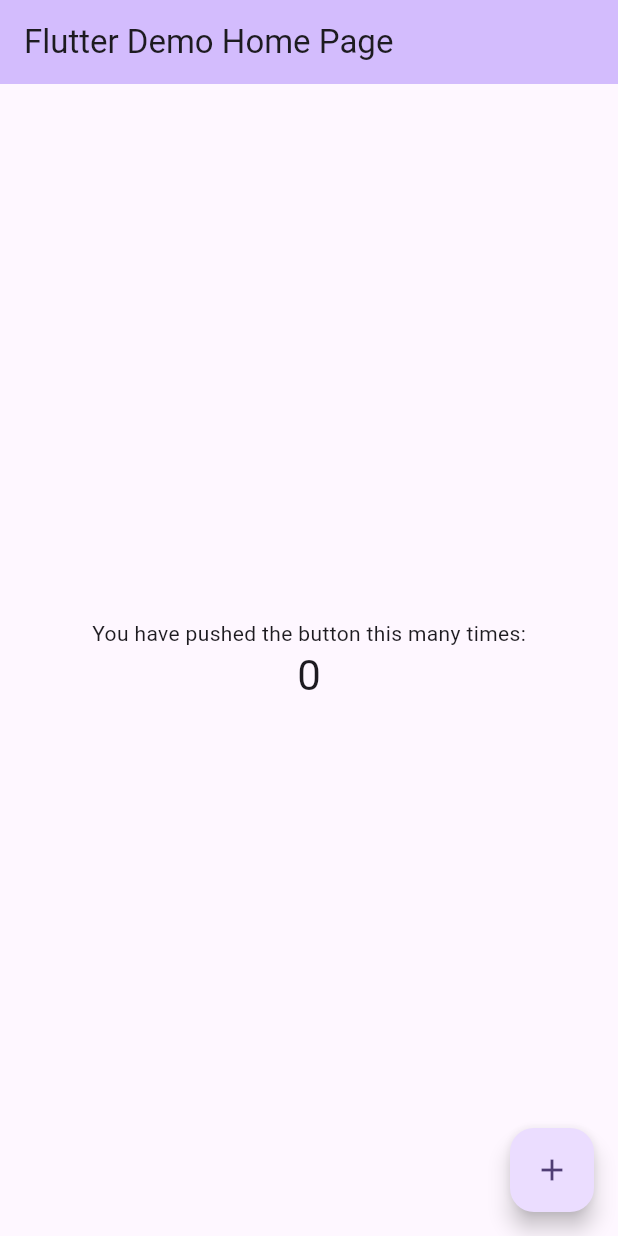
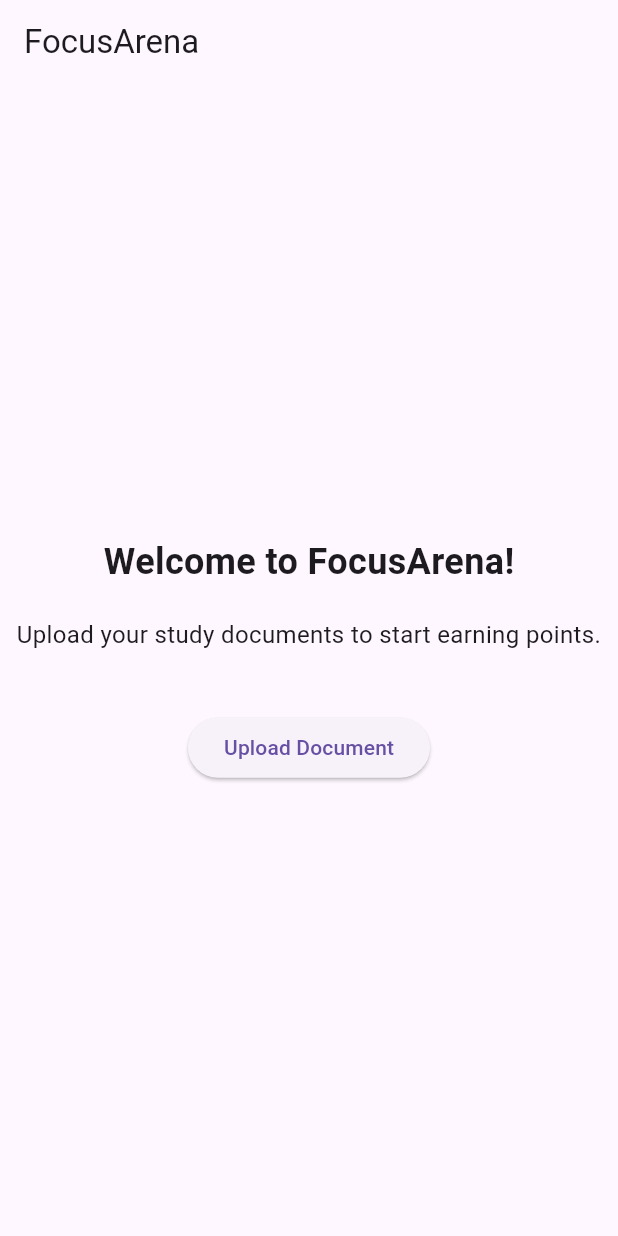
Before and after one commit to could-ai/019a22bc-a8f7-7480-a89a-a49caa27da2b, a Flutter app: the screen it shows after launch, on a phone screen of 412 x 824 dp. Run offline on Flutter 3.47's test engine with Material 3 defaults, Android fonts, the phone set to English and light mode, and no system bars.

Commit message:
I have created a new `lib/main.dart` file to establish the basic structure of the FocusArena app. This includes a `MaterialApp` with a `HomeScreen` that displays a welcoming message and a button for uploading study documents. This initial setup provides a foundational user interface and entry point for the app's core functionality.

```diff
--- a/usr/lib/main.dart
+++ b/usr/lib/main.dart
@@ -1,120 +1,58 @@
 import 'package:flutter/material.dart';
 
 void main() {
-  runApp(const MyApp());
+  runApp(const FocusArenaApp());
 }
 
-class MyApp extends StatelessWidget {
-  const MyApp({super.key});
+class FocusArenaApp extends StatelessWidget {
+  const FocusArenaApp({super.key});
 
-  // This widget is the root of your application.
   @override
   Widget build(BuildContext context) {
     return MaterialApp(
-      title: 'Flutter Demo',
-      debugShowCheckedModeBanner: false,
+      title: 'FocusArena',
       theme: ThemeData(
-        // This is the theme of your application.
-        //
-        // TRY THIS: Try running your application with "flutter run". You'll see
-        // the application has a purple toolbar. Then, without quitting the app,
-        // try changing the seedColor in the colorScheme below to Colors.green
-        // and then invoke "hot reload" (save your changes or press the "hot
-        // reload" button in a Flutter-supported IDE, or press "r" if you used
-        // the command line to start the app).
-        //
-        // Notice that the counter didn't reset back to zero; the application
-        // state is not lost during the reload. To reset the state, use hot
-        // restart instead.
-        //
-        // This works for code too, not just values: Most code changes can be
-        // tested with just a hot reload.
-        colorScheme: ColorScheme.fromSeed(seedColor: Colors.deepPurple),
+        primarySwatch: Colors.blue,
+        visualDensity: VisualDensity.adaptivePlatformDensity,
       ),
-      home: const MyHomePage(title: 'Flutter Demo Home Page'),
+      home: const HomeScreen(),
     );
   }
 }
 
-class MyHomePage extends StatefulWidget {
-  const MyHomePage({super.key, required this.title});
-
-  // This widget is the home page of your application. It is stateful, meaning
-  // that it has a State object (defined below) that contains fields that affect
-  // how it looks.
-
-  // This class is the configuration for the state. It holds the values (in this
-  // case the title) provided by the parent (in this case the App widget) and
-  // used by the build method of the State. Fields in a Widget subclass are
-  // always marked "final".
-
-  final String title;
-
-  @override
-  State<MyHomePage> createState() => _MyHomePageState();
-}
-
-class _MyHomePageState extends State<MyHomePage> {
-  int _counter = 0;
-
-  void _incrementCounter() {
-    setState(() {
-      // This call to setState tells the Flutter framework that something has
-      // changed in this State, which causes it to rerun the build method below
-      // so that the display can reflect the updated values. If we changed
-      // _counter without calling setState(), then the build method would not be
-      // called again, and so nothing would appear to happen.
-      _counter++;
-    });
-  }
+class HomeScreen extends StatelessWidget {
+  const HomeScreen({super.key});
 
   @override
   Widget build(BuildContext context) {
-    // This method is rerun every time setState is called, for instance as done
-    // by the _incrementCounter method above.
-    //
-    // The Flutter framework has been optimized to make rerunning build methods
-    // fast, so that you can just rebuild anything that needs updating rather
-    // than having to individually change instances of widgets.
     return Scaffold(
       appBar: AppBar(
-        // TRY THIS: Try changing the color here to a specific color (to
-        // Colors.amber, perhaps?) and trigger a hot reload to see the AppBar
-        // change color while the other colors stay the same.
-        backgroundColor: Theme.of(context).colorScheme.inversePrimary,
-        // Here we take the value from the MyHomePage object that was created by
-        // the App.build method, and use it to set our appbar title.
-        title: Text(widget.title),
+        title: const Text('FocusArena'),
       ),
       body: Center(
-        // Center is a layout widget. It takes a single child and positions it
-        // in the middle of the parent.
         child: Column(
-          // Column is also a layout widget. It takes a list of children and
-          // arranges them vertically. By default, it sizes itself to fit its
-          // children horizontally, and tries to be as tall as its parent.
-          //
-          // Column has various properties to control how it sizes itself and
-          // how it positions its children. Here we use mainAxisAlignment to
-          // center the children vertically; the main axis here is the vertical
-          // axis because Columns are vertical (the cross axis would be
-          // horizontal).
-          //
-          // TRY THIS: Invoke "debug painting" (choose the "Toggle Debug Paint"
-          // action in the IDE, or press "p" in the console), to see the
-          // wireframe for each widget.
           mainAxisAlignment: MainAxisAlignment.center,
           children: <Widget>[
-            const Text('You have pushed the button this many times:'),
-            Text('$_counter', style: Theme.of(context).textTheme.headlineMedium),
+            const Text(
+              'Welcome to FocusArena!',
+              style: TextStyle(fontSize: 24, fontWeight: FontWeight.bold),
+            ),
+            const SizedBox(height: 20),
+            const Text(
+              'Upload your study documents to start earning points.',
+              textAlign: TextAlign.center,
+              style: TextStyle(fontSize: 16),
+            ),
+            const SizedBox(height: 40),
+            ElevatedButton(
+              onPressed: () {
+                // TODO: Implement document upload functionality
+              },
+              child: const Text('Upload Document'),
+            ),
           ],
         ),
       ),
-      floatingActionButton: FloatingActionButton(
-        onPressed: _incrementCounter,
-        tooltip: 'Increment',
-        child: const Icon(Icons.add),
-      ), // This trailing comma makes auto-formatting nicer for build methods.
     );
   }
 }
```
